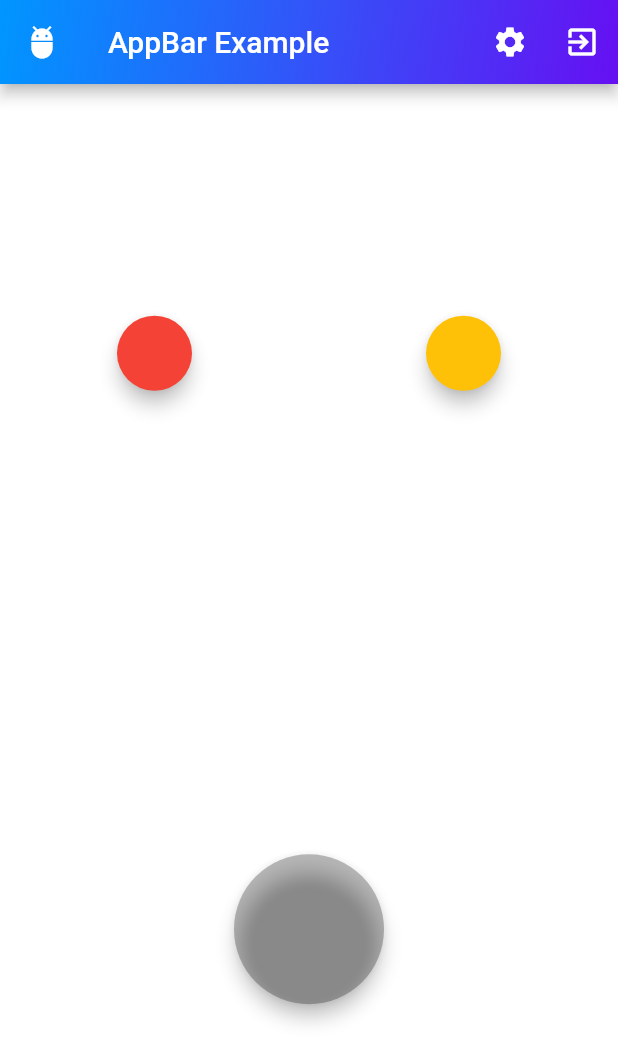
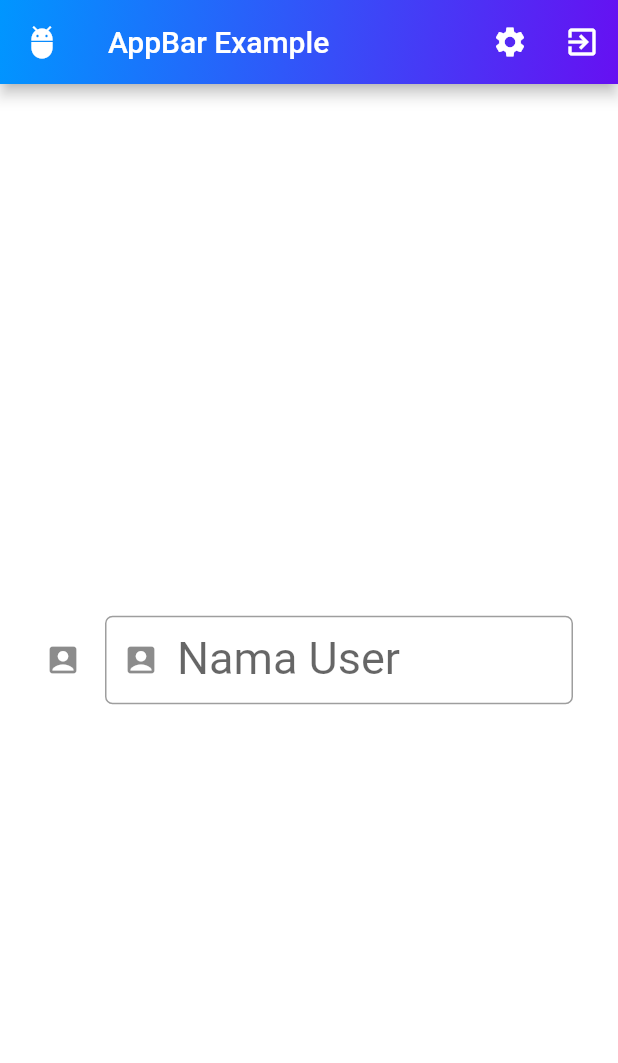
Before and after one commit to AlfonsInfo/Flutter-Learning-Journey, a Flutter app: the screen it shows after launch, on a phone screen of 412 x 824 dp. Shown: the top 1063 px of the screen. Run offline on Flutter 3.47's test engine with Material 2 defaults, Android fonts, the phone set to English and light mode, and no system bars.

Commit message:
text field decoration

```diff
--- a/lib/main.dart
+++ b/lib/main.dart
@@ -13,13 +13,7 @@ class MyApp extends StatefulWidget {
 }
 
 class _MyAppState extends State<MyApp> {
-
-  Color colorRed = Colors.red;
-  Color colorAmber  = Colors.amber;
-  bool isAccepted = false;
-  Color ?targetColor;
-
-  TextEditingController controller = TextEditingController(text: "nilai awal");
+  TextEditingController controller = TextEditingController(text: "");
   @override
   Widget build(BuildContext context) {
     return MaterialApp(
@@ -45,42 +39,31 @@ class _MyAppState extends State<MyApp> {
             body: Column(
               mainAxisAlignment: MainAxisAlignment.spaceAround,
               children: [
-            Row(
-              mainAxisAlignment: MainAxisAlignment.spaceAround,
-              children: [
-                Draggable<Color>(
-                  data: colorRed,
-                  child:  SizedBox(width: 50, height: 50,child : Material(color: colorRed, shape: StadiumBorder(),elevation: 5,)),
-                  childWhenDragging:SizedBox(width: 50, height: 50,child : Material(color: Colors.grey.withOpacity(0.7), shape: StadiumBorder(),elevation: 5,)),
-                  feedback: SizedBox(width: 50, height: 50,child : Material(color: colorRed.withOpacity(0.5), shape: StadiumBorder(),elevation: 5,)),), //Stadium border utnuk membuat ujung kiri dan kanan melengkung
-                Draggable<Color>(
-                  data: colorAmber,
-                  child:  SizedBox(width: 50, height: 50,child : Material(color: colorAmber, shape: StadiumBorder(),elevation: 5,)),
-                  childWhenDragging:SizedBox(width: 50, height: 50,child : Material(color: Colors.grey.withOpacity(0.7), shape: StadiumBorder(),elevation: 5,)),
-                  feedback: SizedBox(width: 50, height: 50,child : Material(color: colorAmber.withOpacity(0.5), shape: StadiumBorder(),elevation: 5,)),) //Stadium border utnuk membuat ujung kiri dan kanan melengkung
+                Container(
+                    margin: EdgeInsets.all(30),
+                    child: TextField(
+                      controller: controller,
+                      onChanged: (value) {
+                        setState(() {});
+                      },
+                      decoration: InputDecoration(
+                          border: OutlineInputBorder(
+                              borderRadius: BorderRadius.circular(5)),
+                          icon: Icon(Icons.account_box),
+                          //prefix: Container(width: 5, height: 5, color: Colors.red,),
+                          //Declaring both prefix and prefixText not supported
+                          //suffix
+                          //fillcolor & filled
+                          //
+                          prefixIcon: Icon(Icons.account_box),
+                          prefixText: "Name ",
+                          prefixStyle: TextStyle(color: Colors.blue),
+                          labelText: "Nama User",
+                          labelStyle: TextStyle(fontSize: 30 ),
+                          hintText: "Username"),
+                    ))
               ],
-            ),
-            DragTarget<Color>(
-              onWillAccept: (value) =>true,
-              onAccept: (value){isAccepted = true; targetColor = value;},
-              builder: (context, candidateData, rejectedData){
-                return (isAccepted) ?
-                   SizedBox(width: 100, height: 100,child : Material(color: targetColor, shape: StadiumBorder(),elevation: 5,)) : //Stadium border utnuk membuat ujung kiri dan kanan melengkung
-                  SizedBox(width: 100, height:100,child : Material(color: Colors.black26, shape: StadiumBorder(),elevation: 5,)) ;
-              }
-            )
-          ],
-      )
-    ));
-  }
-
-  Card buildCard(IconData iconData, String text) {
-    return Card(
-            elevation: 5,
-            child: Row(
-              children: [Container(margin:EdgeInsets.all(5) ,child: Icon(iconData)), Text(text)],
-            ),
-          );
+            )));
   }
 }
 //STL -> Shortcut stateless widget.
```
Lines whose indentation alone changed are shown as unchanged.
